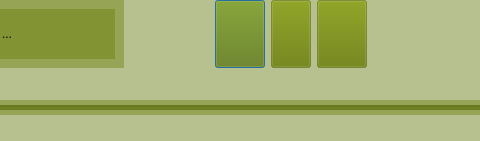
Old version of the form interface.ui in the repository AlephNought0/Zoron; both pictures show x 110 to 590 and y 0 to 141 of the 816 by 141 pixel window.
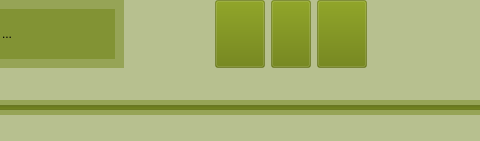
New version of the form. Icons and pictures are not drawn.

Diff of the .ui file:
```diff
--- a/interface.ui
+++ b/interface.ui
@@ -1,7 +1,7 @@
 <?xml version="1.0" encoding="UTF-8"?>
 <ui version="4.0">
  <class>Interface</class>
- <widget class="QDialog" name="Interface">
+ <widget class="QWidget" name="Interface">
   <property name="geometry">
    <rect>
     <x>0</x>
```
